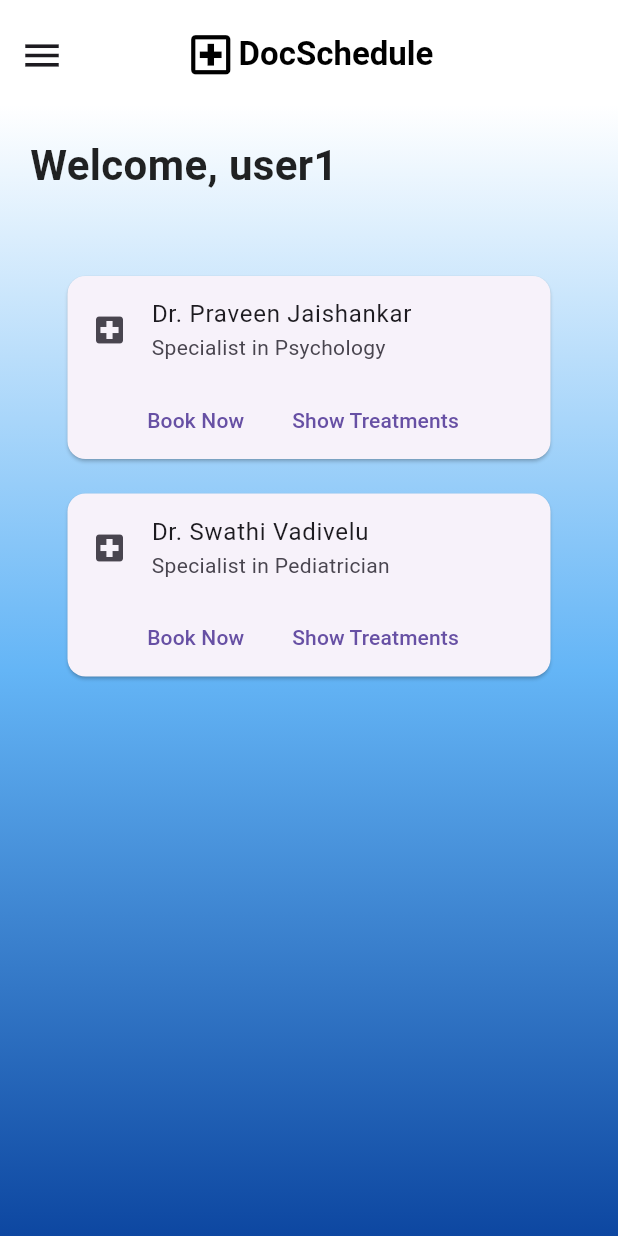
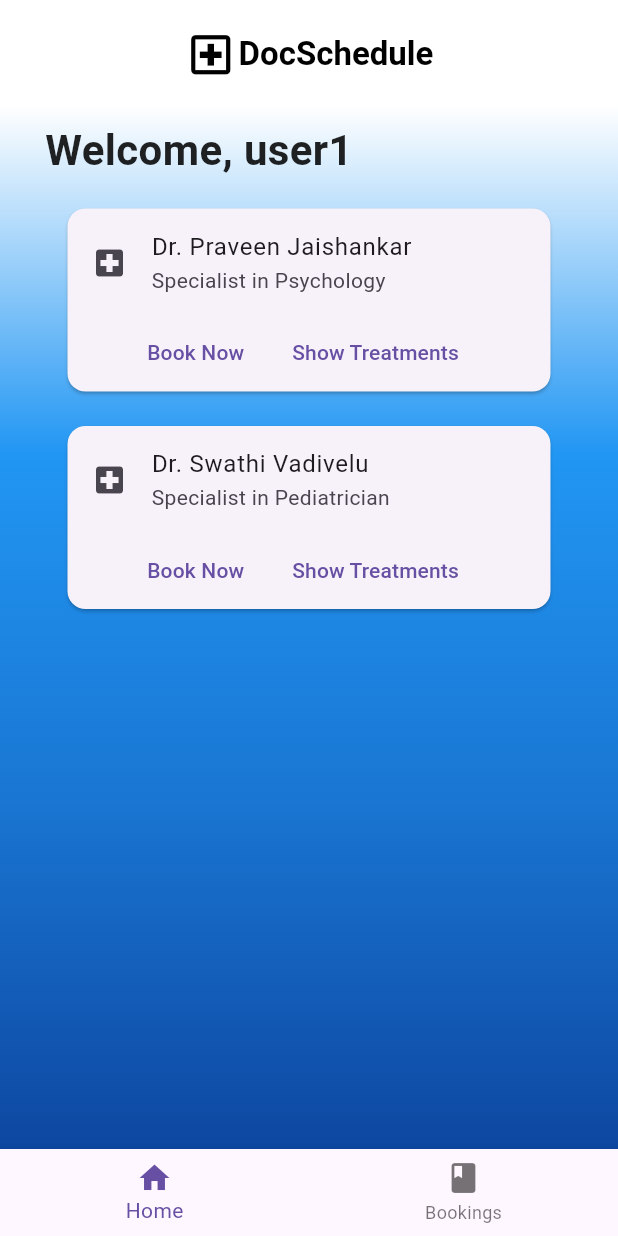
Before and after one commit to PraveenJJ/DocSchedulerApp, a Flutter app: the screen it shows after launch, after a tap on "Login", on a phone screen of 412 x 824 dp. Run offline on Flutter 3.47's test engine with Material 3 defaults, Android fonts, the phone set to English and light mode, and no system bars.

Commit message:
sign-in page layout setting 1.0

```diff
--- a/lib/home_page.dart
+++ b/lib/home_page.dart
@@ -1,4 +1,4 @@
-import 'package:doc_scheduler_app/widgets/card_example.dart';
+import 'package:doc_scheduler_app/widgets/home_cards.dart';
 import 'package:flutter/material.dart';
 import 'package:flutter/services.dart';
 
@@ -12,6 +12,17 @@
 }
 
 class HomePageState extends State<HomePage> {
+
+  int _selectedIndex = 0;
+
+  final List<Widget> _pages = [const HomeCards(), BookingsPage()];
+
+  void _onItemTapped(int index) {
+    setState(() {
+      _selectedIndex = index;
+    });
+  }
+
   @override
   Widget build(BuildContext context) {
     return Scaffold(
@@ -67,14 +78,6 @@
                   ],
                 ),
               ),
-
-                /* Hamburger icon */
-                leading: IconButton(
-                  icon: const Icon(Icons.menu),
-                  iconSize: 30.0,
-                  padding: const EdgeInsets.fromLTRB(0.0, 18.0, 0.0, 0.0),
-                  onPressed: () {},
-                ),
             ),
           )),
 
@@ -84,7 +87,8 @@
           gradient: LinearGradient(
             colors: [
               Colors.white,
-                Colors.blue.shade300,
+              Colors.blue.shade500,
+              Colors.blue.shade700,
               Colors.blue.shade900
             ], // Replace with your desired colors
             begin: Alignment.topCenter,
@@ -93,11 +97,9 @@
         ),
 
         /* Card view */
-          child: Column(
-              crossAxisAlignment: CrossAxisAlignment.start,
-              children: <Widget>[
-                Padding(
-                  padding: const EdgeInsets.all(20.0),
+        child: Column(crossAxisAlignment: CrossAxisAlignment.start, children: [
+          Container(
+            padding: const EdgeInsets.fromLTRB(30.0, 10.0, 0.0, 0.0),
             child: Text(
               'Welcome, ${widget.username}',
               style: const TextStyle(
@@ -106,8 +108,34 @@
                   fontWeight: FontWeight.bold),
             ),
           ),
-                const CardExample()
+          const HomeCards()
         ]),
-        ));
+      ),
+
+      //Bottom Navigation
+      bottomNavigationBar: BottomNavigationBar(
+        currentIndex: _selectedIndex,
+        onTap: _onItemTapped,
+        items: const [
+          BottomNavigationBarItem(
+            icon: Icon(Icons.home),
+            label: 'Home',
+          ),
+          BottomNavigationBarItem(
+            icon: Icon(Icons.book),
+            label: 'Bookings',
+          ),
+        ],
+      ),
+    );
   }
 }
+
+class BookingsPage extends StatelessWidget {
+  @override
+  Widget build(BuildContext context) {
+    return const Center(
+      child: Text('Bookings Page'),
+    );
+  }
+}
--- a/lib/main.dart
+++ b/lib/main.dart
@@ -1,4 +1,4 @@
-import 'package:doc_scheduler_app/widgets/sign_in_page.dart';
+import 'package:doc_scheduler_app/sign_in_page.dart';
 import 'package:flutter/material.dart';
 
 void main() {
--- a/lib/widgets/sign_in_page.dart
+++ b/lib/sign_in_page.dart
@@ -29,8 +29,8 @@
             ),
             child: Center(
                 child: Container(
-              width: 340,
-              height: 420,
+              width: 320,
+              height: 330,
               decoration: BoxDecoration(
                 color: Colors.white,
                 borderRadius: BorderRadius.circular(12),
--- a/lib/widgets/card_example.dart
+++ b/lib/widgets/home_cards.dart
@@ -1,14 +1,17 @@
 import 'package:flutter/material.dart';
 
-class CardExample extends StatelessWidget {
-  const CardExample({super.key});
+class HomeCards extends StatelessWidget {
+
+
+
+  const HomeCards({super.key});
 
   @override
   Widget build(BuildContext context) {
     return Center(
       child: Column(
         children: [
-          const SizedBox(height: 30),
+          const SizedBox(height: 15),
           Container(
             height: 130,
             width: 330,
--- a/lib/widgets/sign_in_form.dart
+++ b/lib/widgets/sign_in_form.dart
@@ -70,13 +70,13 @@
       child: Column(
         children: [
           Container(
-            width: 310,
-            padding: const EdgeInsets.fromLTRB(28.0, 0.0, 0.0, 20.0),
+            width: 285,
+            padding: const EdgeInsets.fromLTRB(34.0, 0.0, 0.0, 10.0),
             child: const Text(
               'Login to book your appointment!',
               style: TextStyle(
-                fontSize: 17,
-                fontWeight: FontWeight.bold,
+                fontSize: 16,
+                fontWeight: FontWeight.w500,
                 color: Colors.black,
 
                 // shadows: [
@@ -91,7 +91,7 @@
           ),
           // username container
           Container(
-            width: 300,
+            width: 280,
             height: 50,
             padding: const EdgeInsets.fromLTRB(15.0, 0.0, 0.0, 0.0),
             decoration: BoxDecoration(
@@ -106,10 +106,10 @@
               ),
             ),
           ),
-          const SizedBox(height: 10.0),
+          const SizedBox(height: 13.0),
           // password container
           Container(
-            width: 300,
+            width: 280,
             height: 50,
             padding: const EdgeInsets.fromLTRB(15.0, 0.0, 0.0, 0.0),
             decoration: BoxDecoration(
@@ -125,16 +125,16 @@
               ),
             ),
           ),
-          const SizedBox(height: 10.0),
+          const SizedBox(height: 13.0),
           Container(
-            width: 300,
-            height: 50,
+            width: 280,
+            height: 45,
             child: ElevatedButton(
               onPressed: _submitForm,
               style: ElevatedButton.styleFrom(
                   backgroundColor: Colors.blue[900],
                   shape: const RoundedRectangleBorder(
-                      borderRadius: BorderRadius.all(Radius.circular(12)))),
+                      borderRadius: BorderRadius.all(Radius.circular(10)))),
               child: const Text(
                 'Login',
                 style: TextStyle(
--- a/lib/widgets/welcome_logo_widget.dart
+++ b/lib/widgets/welcome_logo_widget.dart
@@ -15,12 +15,12 @@
         children: [
           // Logo container
           Container(
-            padding: const EdgeInsets.fromLTRB(25.0, 40.0, 0.0, 0.0),
+            padding: const EdgeInsets.fromLTRB(40.0, 20.0, 0.0, 0.0),
             child: const Row(
               children: [
                 Icon(
                   Icons.local_hospital_outlined,
-                  size: 100,
+                  size: 70,
                   color: Colors.black,
                   // shadows: [
                   //   Shadow(
@@ -49,7 +49,7 @@
               ],
             ),
           ),
-          const SizedBox(height: 20),
+          const SizedBox(height: 10),
         ],
       ),
     );
```
Also changed, not shown: lib/backup/testing_3.dart (added, +82 -0 lines), lib/widgets/drawer_title_page.dart (deleted, +0 -24 lines). Lines whose indentation alone changed are shown as unchanged.
